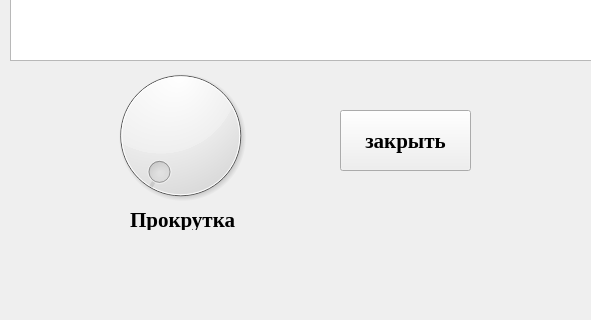
This is messages.ui in tomyqg/topaz-m as Qt 5 draws it before an edit; both pictures show x 0 to 591 and y 480 to 800 of the 1280 by 800 pixel window. The edited form follows.
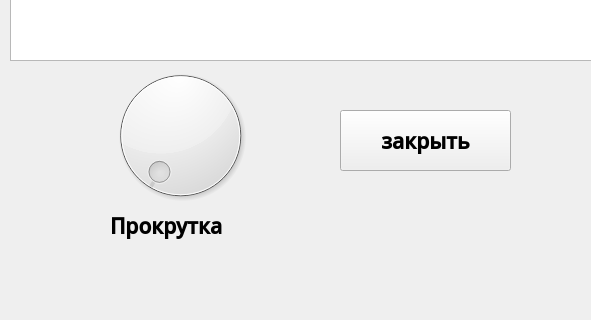
This is the edited form.

Commit message: Open Sans Font добавил

The edit to the form file:
```diff
--- a/messages.ui
+++ b/messages.ui
@@ -57,13 +57,13 @@
     <rect>
      <x>340</x>
      <y>590</y>
-     <width>131</width>
+     <width>171</width>
      <height>61</height>
     </rect>
    </property>
    <property name="font">
     <font>
-     <family>Times New Roman</family>
+     <family>Open Sans Semibold</family>
      <pointsize>16</pointsize>
      <weight>75</weight>
      <bold>true</bold>
@@ -87,15 +87,15 @@
   <widget class="QLabel" name="label">
    <property name="geometry">
     <rect>
-     <x>130</x>
-     <y>690</y>
-     <width>131</width>
-     <height>20</height>
+     <x>110</x>
+     <y>680</y>
+     <width>161</width>
+     <height>51</height>
     </rect>
    </property>
    <property name="font">
     <font>
-     <family>Times New Roman</family>
+     <family>Open Sans Semibold</family>
      <pointsize>16</pointsize>
      <weight>75</weight>
      <bold>true</bold>
```
Left out of the diff: 7 changed lines with no effect on the pictures. The commit also changes 5 other files.
